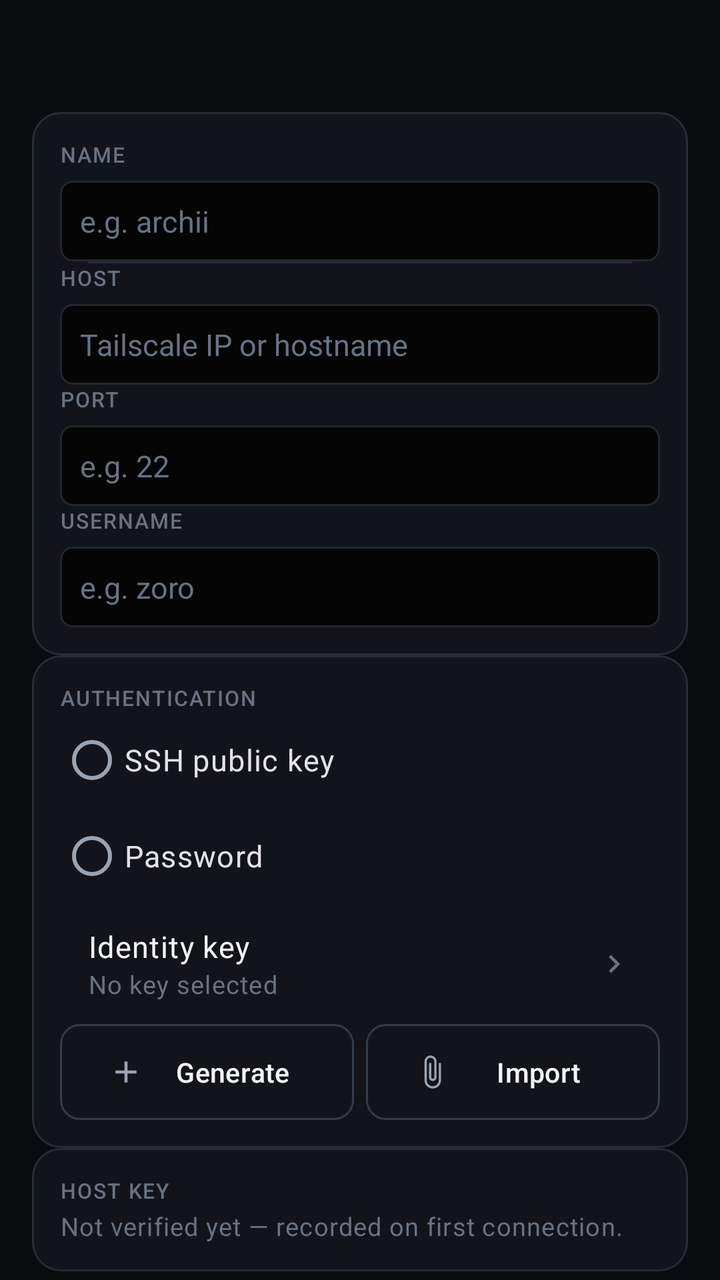
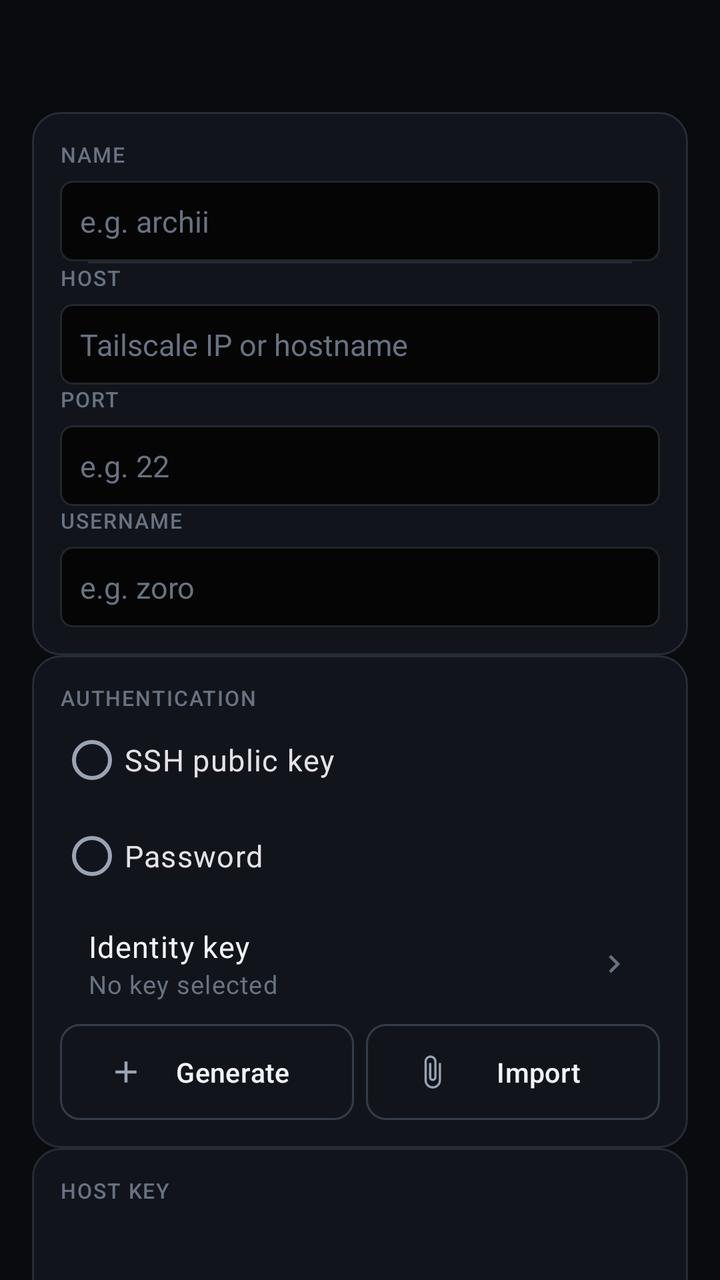

The first picture is an Android layout as it rendered before a commit; the second is the same layout after the commit. The layout source and the unified diff follow.
<!-- AndroidManifest.xml: application theme Theme.EarthQuack -->
<!-- res/layout/activity_profile_editor.xml -->
<?xml version="1.0" encoding="utf-8"?>
<LinearLayout xmlns:android="http://schemas.android.com/apk/res/android"
    xmlns:app="http://schemas.android.com/apk/res-auto"
    android:layout_width="match_parent"
    android:layout_height="match_parent"
    android:orientation="vertical"
    android:background="@color/eq_background">

    <include android:id="@+id/appbar" layout="@layout/partial_topbar" />

    <ScrollView
        android:layout_width="match_parent"
        android:layout_height="0dp"
        android:layout_weight="1"
        android:fillViewport="true"
        android:scrollbars="none">

        <LinearLayout
            android:layout_width="match_parent"
            android:layout_height="wrap_content"
            android:orientation="vertical"
            android:paddingStart="@dimen/eq_gutter"
            android:paddingEnd="@dimen/eq_gutter"
            android:paddingBottom="@dimen/eq_gap_xl">

            
            <LinearLayout style="@style/Widget.Eq.Card" android:orientation="vertical">

                <TextView
                    android:layout_width="match_parent"
                    android:layout_height="wrap_content"
                    android:text="@string/profile_name"
                    android:textAppearance="@style/TextAppearance.Eq.Overline" />

                <EditText
                    android:id="@+id/fieldName"
                    android:layout_width="match_parent"
                    android:layout_height="wrap_content"
                    android:layout_marginTop="@dimen/eq_gap_sm"
                    android:background="@drawable/bg_eq_field"
                    android:padding="@dimen/eq_gap_md"
                    android:textColor="@color/eq_text_primary"
                    android:textColorHint="@color/eq_text_muted"
                    android:textSize="15sp"
                    android:importantForAutofill="no"
                    android:inputType="text"
                    android:hint="@string/profile_name_hint" />

                <View style="@style/Widget.Eq.Divider.Inset" />

                <TextView
                    android:layout_width="match_parent"
                    android:layout_height="wrap_content"
                    android:text="@string/profile_host"
                    android:textAppearance="@style/TextAppearance.Eq.Overline" />

                <EditText
                    android:id="@+id/fieldHost"
                    android:layout_width="match_parent"
                    android:layout_height="wrap_content"
                    android:layout_marginTop="@dimen/eq_gap_sm"
                    android:background="@drawable/bg_eq_field"
                    android:padding="@dimen/eq_gap_md"
                    android:textColor="@color/eq_text_primary"
                    android:textColorHint="@color/eq_text_muted"
                    android:textSize="15sp"
                    android:importantForAutofill="no"
                    android:inputType="textUri"
                    android:hint="@string/profile_host_hint" />

                <TextView
                    android:layout_width="match_parent"
                    android:layout_height="wrap_content"
                    android:text="@string/profile_port"
                    android:textAppearance="@style/TextAppearance.Eq.Overline" />

                <EditText
                    android:id="@+id/fieldPort"
                    android:layout_width="match_parent"
                    android:layout_height="wrap_content"
                    android:layout_marginTop="@dimen/eq_gap_sm"
                    android:background="@drawable/bg_eq_field"
                    android:padding="@dimen/eq_gap_md"
                    android:textColor="@color/eq_text_primary"
                    android:textColorHint="@color/eq_text_muted"
                    android:textSize="15sp"
                    android:importantForAutofill="no"
                    android:inputType="number"
                    android:hint="@string/profile_port_hint" />

                <TextView
                    android:layout_width="match_parent"
                    android:layout_height="wrap_content"
                    android:text="@string/profile_username"
                    android:textAppearance="@style/TextAppearance.Eq.Overline" />

                <EditText
                    android:id="@+id/fieldUsername"
                    android:layout_width="match_parent"
                    android:layout_height="wrap_content"
                    android:layout_marginTop="@dimen/eq_gap_sm"
                    android:background="@drawable/bg_eq_field"
                    android:padding="@dimen/eq_gap_md"
                    android:textColor="@color/eq_text_primary"
                    android:textColorHint="@color/eq_text_muted"
                    android:textSize="15sp"
                    android:importantForAutofill="no"
                    android:inputType="text"
                    android:hint="@string/profile_username_hint" />
            </LinearLayout>

            
            <LinearLayout style="@style/Widget.Eq.Card" android:orientation="vertical">

                <TextView
                    android:layout_width="match_parent"
                    android:layout_height="wrap_content"
                    android:text="@string/profile_auth_header"
                    android:textAppearance="@style/TextAppearance.Eq.Overline" />

                <RadioGroup
                    android:layout_width="match_parent"
                    android:layout_height="wrap_content"
                    android:orientation="vertical">

                    <RadioButton
                        android:id="@+id/authKeyRadio"
                        android:layout_width="match_parent"
                        android:layout_height="wrap_content"
                        android:minHeight="@dimen/eq_touch_min"
                        android:text="@string/profile_auth_key"
                        android:textAppearance="@style/TextAppearance.Eq.RowTitle" />

                    <RadioButton
                        android:id="@+id/authPasswordRadio"
                        android:layout_width="match_parent"
                        android:layout_height="wrap_content"
                        android:minHeight="@dimen/eq_touch_min"
                        android:text="@string/profile_auth_password"
                        android:textAppearance="@style/TextAppearance.Eq.RowTitle" />
                </RadioGroup>

                
                <LinearLayout
                    android:id="@+id/keySection"
                    android:layout_width="match_parent"
                    android:layout_height="wrap_content"
                    android:layout_marginTop="@dimen/eq_gap_sm"
                    android:orientation="vertical"
                    android:visibility="visible">

                    <LinearLayout
                        android:id="@+id/rowKeySelect"
                        style="@style/Widget.Eq.Row">

                        <LinearLayout
                            android:layout_width="0dp"
                            android:layout_height="wrap_content"
                            android:layout_weight="1"
                            android:orientation="vertical">

                            <TextView
                                android:layout_width="match_parent"
                                android:layout_height="wrap_content"
                                android:text="@string/profile_key"
                                android:textAppearance="@style/TextAppearance.Eq.RowTitle" />

                            <TextView
                                android:id="@+id/textSelectedKey"
                                android:layout_width="match_parent"
                                android:layout_height="wrap_content"
                                android:text="@string/profile_key_none"
                                android:textAppearance="@style/TextAppearance.Eq.RowSubtitle" />
                        </LinearLayout>

                        <ImageView
                            android:layout_width="18dp"
                            android:layout_height="18dp"
                            android:layout_marginStart="@dimen/eq_gap_sm"
                            android:src="@drawable/ic_eq_chevron"
                            android:contentDescription="@null"
                            app:tint="@color/eq_text_muted" />
                    </LinearLayout>

                    <LinearLayout
                        android:layout_width="match_parent"
                        android:layout_height="wrap_content"
                        android:layout_marginTop="@dimen/eq_gap_sm"
                        android:orientation="horizontal">

                        <com.google.android.material.button.MaterialButton
                            android:id="@+id/btnGenerateKey"
                            style="@style/Widget.Eq.Button.Outlined"
                            android:layout_width="0dp"
                            android:layout_weight="1"
                            android:layout_marginEnd="@dimen/eq_gap_sm"
                            android:text="@string/profile_key_generate"
                            app:icon="@drawable/ic_eq_add" />

                        <com.google.android.material.button.MaterialButton
                            android:id="@+id/btnImportKey"
                            style="@style/Widget.Eq.Button.Outlined"
                            android:layout_width="0dp"
                            android:layout_weight="1"
                            android:text="@string/profile_key_import"
                            app:icon="@drawable/ic_eq_attach" />
                    </LinearLayout>
                </LinearLayout>

                
                <LinearLayout
                    android:id="@+id/passwordSection"
                    android:layout_width="match_parent"
                    android:layout_height="wrap_content"
                    android:layout_marginTop="@dimen/eq_gap_sm"
                    android:orientation="vertical"
                    android:visibility="gone">

                    <TextView
                        android:layout_width="match_parent"
                        android:layout_height="wrap_content"
                        android:text="@string/profile_password"
                        android:textAppearance="@style/TextAppearance.Eq.Overline" />

                    <EditText
                        android:id="@+id/fieldPassword"
                        android:layout_width="match_parent"
                        android:layout_height="wrap_content"
                        android:layout_marginTop="@dimen/eq_gap_sm"
                        android:background="@drawable/bg_eq_field"
                        android:padding="@dimen/eq_gap_md"
                        android:textColor="@color/eq_text_primary"
                        android:textSize="15sp"
                        android:importantForAutofill="no"
                        android:inputType="textPassword"
                        android:hint="@string/profile_password_hint" />

                    <TextView
                        android:layout_width="match_parent"
                        android:layout_height="wrap_content"
                        android:layout_marginTop="@dimen/eq_gap_xs"
                        android:text="@string/profile_password_note"
                        android:textAppearance="@style/TextAppearance.Eq.Hint" />
                </LinearLayout>
            </LinearLayout>

            
            <LinearLayout style="@style/Widget.Eq.Card" android:orientation="vertical">
                <TextView
                    android:layout_width="match_parent"
                    android:layout_height="wrap_content"
                    android:text="@string/profile_host_key"
                    android:textAppearance="@style/TextAppearance.Eq.Overline" />

                <TextView
                    android:id="@+id/textHostKey"
                    android:layout_width="match_parent"
                    android:layout_height="wrap_content"
                    android:layout_marginTop="@dimen/eq_gap_xs"
                    android:text="@string/profile_host_key_unverified"
                    android:textAppearance="@style/TextAppearance.Eq.RowSubtitle" />
            </LinearLayout>

            <com.google.android.material.button.MaterialButton
                android:id="@+id/btnSave"
                style="@style/Widget.Eq.Button"
                android:layout_width="match_parent"
                android:layout_height="wrap_content"
                android:layout_marginTop="@dimen/eq_gap_lg"
                android:text="@string/profile_save"
                app:icon="@drawable/ic_eq_check" />

        </LinearLayout>
    </ScrollView>
</LinearLayout>
<!-- res/layout/partial_topbar.xml (included above) -->
<?xml version="1.0" encoding="utf-8"?>
<LinearLayout xmlns:android="http://schemas.android.com/apk/res/android"
    xmlns:app="http://schemas.android.com/apk/res-auto"
    xmlns:tools="http://schemas.android.com/tools"
    android:layout_width="match_parent"
    android:layout_height="@dimen/eq_topbar_h"
    android:orientation="horizontal"
    android:gravity="center_vertical"
    android:paddingStart="@dimen/eq_gap_sm"
    android:paddingEnd="@dimen/eq_gap_sm"
    android:background="@color/eq_background">

    <ImageButton
        android:id="@+id/btnBack"
        android:layout_width="40dp"
        android:layout_height="40dp"
        android:padding="9dp"
        android:src="@drawable/ic_eq_back"
        android:background="?attr/selectableItemBackgroundBorderless"
        app:tint="@color/eq_text_secondary"
        android:contentDescription="@string/action_back"
        android:visibility="gone" />

    <LinearLayout
        android:layout_width="0dp"
        android:layout_height="wrap_content"
        android:layout_weight="1"
        android:orientation="vertical"
        android:paddingStart="@dimen/eq_gap_md"
        android:paddingEnd="@dimen/eq_gap_sm">

        <TextView
            android:id="@+id/title"
            android:layout_width="match_parent"
            android:layout_height="wrap_content"
            android:textAppearance="@style/TextAppearance.Eq.Title"
            android:maxLines="1"
            android:ellipsize="end"
            tools:ignore="UnusedAttribute" />

        <TextView
            android:id="@+id/subtitle"
            android:layout_width="match_parent"
            android:layout_height="wrap_content"
            android:textAppearance="@style/TextAppearance.Eq.Subtitle"
            android:maxLines="1"
            android:ellipsize="end"
            android:visibility="gone" />
    </LinearLayout>

    <ImageButton
        android:id="@+id/btnAction"
        android:layout_width="40dp"
        android:layout_height="40dp"
        android:padding="9dp"
        android:src="@drawable/ic_eq_more_vert"
        android:background="?attr/selectableItemBackgroundBorderless"
        app:tint="@color/eq_text_secondary"
        android:contentDescription="@string/action_more"
        android:visibility="gone" />

</LinearLayout>
<!-- resources referenced by this layout -->
<resources>
  <color name="eq_background">#090B0F</color>
  <color name="eq_text_muted">#687282</color>
  <color name="eq_text_primary">#F2F4F7</color>
  <color name="eq_text_secondary">#9AA4B2</color>
  <dimen name="eq_gap_lg">16dp</dimen>
  <dimen name="eq_gap_md">10dp</dimen>
  <dimen name="eq_gap_sm">6dp</dimen>
  <dimen name="eq_gap_xl">24dp</dimen>
  <dimen name="eq_gap_xs">2dp</dimen>
  <dimen name="eq_gutter">16dp</dimen>
  <dimen name="eq_topbar_h">56dp</dimen>
  <dimen name="eq_touch_min">48dp</dimen>
  <string name="action_back">Back</string>
  <string name="action_more">More options</string>
  <string name="profile_auth_header">Authentication</string>
  <string name="profile_auth_key">SSH public key</string>
  <string name="profile_auth_password">Password</string>
  <string name="profile_host">Host</string>
  <string name="profile_host_hint">Tailscale IP or hostname</string>
  <string name="profile_host_key">Host key</string>
  <string name="profile_host_key_unverified">Not verified yet — recorded on first connection.</string>
  <string name="profile_key">Identity key</string>
  <string name="profile_key_generate">Generate</string>
  <string name="profile_key_import">Import</string>
  <string name="profile_key_none">No key selected</string>
  <string name="profile_name">Name</string>
  <string name="profile_name_hint">e.g. archii</string>
  <string name="profile_password">Password</string>
  <string name="profile_password_hint">Stored encrypted, never in the profile</string>
  <string name="profile_password_note">Saved to the Android Keystore, not to the profile. Leave blank to keep the existing password.</string>
  <string name="profile_port">Port</string>
  <string name="profile_port_hint">e.g. 22</string>
  <string name="profile_save">Save</string>
  <string name="profile_username">Username</string>
  <string name="profile_username_hint">e.g. zoro</string>
  <style name="TextAppearance.Eq.RowTitle" parent="TextAppearance.Material3.BodyLarge">
          <item name="android:textSize">15sp</item>
          <item name="android:textColor">@color/eq_text_primary</item>
      </style>
  <style name="TextAppearance.Eq.Subtitle" parent="TextAppearance.Material3.BodyMedium">
          <item name="android:textSize">13sp</item>
          <item name="android:textColor">@color/eq_text_muted</item>
      </style>
  <color name="eq_terminal_field">#050505</color>
  <color name="eq_terminal_border">#22272E</color>
  <style name="TextAppearance.Eq.Button" parent="TextAppearance.Material3.LabelLarge">
          <item name="android:textSize">13.5sp</item>
          <item name="android:fontFamily">sans-serif-medium</item>
          <item name="android:letterSpacing">0.01</item>
      </style>
  <color name="eq_primary">#2F8CFF</color>
  <dimen name="eq_radius_sm">10dp</dimen>
  <color name="eq_border_strong">#333C48</color>
  <dimen name="eq_card_pad">14dp</dimen>
  <dimen name="eq_divider">1dp</dimen>
  <color name="eq_border">#252C35</color>
  <dimen name="eq_row_v">48dp</dimen>
  <color name="eq_primary_subtle">#16243A</color>
  <color name="eq_success">#35D07F</color>
  <color name="eq_error">#FF5C6C</color>
  <color name="eq_error_dim">#3A1519</color>
  <color name="eq_surface">#11151B</color>
  <color name="eq_surface_raised">#171C23</color>
  <color name="eq_surface_high">#1E242D</color>
  <color name="eq_status_bar">#090B0F</color>
  <color name="eq_nav_bar">#0C0F14</color>
  <dimen name="eq_radius">14dp</dimen>
  <!-- unchanged entries left out for length: 19 -->
</resources>

<!-- the commit's change to res/layout/activity_profile_editor.xml (unified diff, before → after) -->
@@ -1,6 +1,7 @@
 <?xml version="1.0" encoding="utf-8"?>
 <LinearLayout xmlns:android="http://schemas.android.com/apk/res/android"
     xmlns:app="http://schemas.android.com/apk/res-auto"
+    xmlns:tools="http://schemas.android.com/tools"
     android:layout_width="match_parent"
     android:layout_height="match_parent"
     android:orientation="vertical"
@@ -254,19 +255,43 @@
 
                 <TextView
                     android:id="@+id/textHostKey"
-                    android:layout_width="match_parent"
-                    android:layout_height="wrap_content"
+                    android:layout_width="0dp"
+                    android:layout_height="wrap_content"
+                    android:layout_weight="1"
                     android:layout_marginTop="@dimen/eq_gap_xs"
                     android:text="@string/profile_host_key_unverified"
                     android:textAppearance="@style/TextAppearance.Eq.RowSubtitle" />
+
+                
+                <ImageButton
+                    android:id="@+id/btnShareHostKey"
+                    android:layout_width="@dimen/eq_touch_min"
+                    android:layout_height="@dimen/eq_touch_min"
+                    android:layout_marginTop="@dimen/eq_gap_xs"
+                    android:padding="@dimen/eq_gap_md"
+                    android:src="@drawable/ic_eq_send"
+                    android:background="?attr/selectableItemBackgroundBorderless"
+                    app:tint="@color/eq_text_muted"
+                    android:contentDescription="@string/profile_host_key_share"
+                    android:visibility="gone"
+                    tools:visibility="visible" />
             </LinearLayout>
+
+            
+            <com.google.android.material.button.MaterialButton
+                android:id="@+id/btnTest"
+                style="@style/Widget.Eq.Button.Outlined"
+                android:layout_width="match_parent"
+                android:layout_height="wrap_content"
+                android:layout_marginTop="@dimen/eq_gap_md"
+                android:text="@string/profiles_test" />
 
             <com.google.android.material.button.MaterialButton
                 android:id="@+id/btnSave"
                 style="@style/Widget.Eq.Button"
                 android:layout_width="match_parent"
                 android:layout_height="wrap_content"
-                android:layout_marginTop="@dimen/eq_gap_lg"
+                android:layout_marginTop="@dimen/eq_gap_md"
                 android:text="@string/profile_save"
                 app:icon="@drawable/ic_eq_check" />
 
<!-- resource entries referenced after the edit -->
@@ -4,7 +4,6 @@
   <color name="eq_text_muted">#687282</color>
   <color name="eq_text_primary">#F2F4F7</color>
   <color name="eq_text_secondary">#9AA4B2</color>
-  <dimen name="eq_gap_lg">16dp</dimen>
   <dimen name="eq_gap_md">10dp</dimen>
   <dimen name="eq_gap_sm">6dp</dimen>
   <dimen name="eq_gap_xl">24dp</dimen>
@@ -12,6 +11,13 @@
   <dimen name="eq_gutter">16dp</dimen>
   <dimen name="eq_topbar_h">56dp</dimen>
   <dimen name="eq_touch_min">48dp</dimen>
+  <!-- drawable ic_eq_send (drawable) -->
+  <?xml version="1.0" encoding="utf-8"?>
+  <vector xmlns:android="http://schemas.android.com/apk/res/android"
+      android:width="24dp" android:height="24dp"
+      android:viewportWidth="24" android:viewportHeight="24">
+      <path android:fillColor="#FFFFFFFF" android:pathData="M2.01,21L23,12 2.01,3 2,10l15,2 -15,2z"/>
+  </vector>
   <string name="action_back">Back</string>
   <string name="action_more">More options</string>
   <string name="profile_auth_header">Authentication</string>
@@ -20,6 +26,7 @@
   <string name="profile_host">Host</string>
   <string name="profile_host_hint">Tailscale IP or hostname</string>
   <string name="profile_host_key">Host key</string>
+  <string name="profile_host_key_share">Share host key</string>
   <string name="profile_host_key_unverified">Not verified yet — recorded on first connection.</string>
   <string name="profile_key">Identity key</string>
   <string name="profile_key_generate">Generate</string>
@@ -35,6 +42,7 @@
   <string name="profile_save">Save</string>
   <string name="profile_username">Username</string>
   <string name="profile_username_hint">e.g. zoro</string>
+  <string name="profiles_test">Test connection</string>
   <style name="TextAppearance.Eq.RowTitle" parent="TextAppearance.Material3.BodyLarge">
           <item name="android:textSize">15sp</item>
           <item name="android:textColor">@color/eq_text_primary</item>
